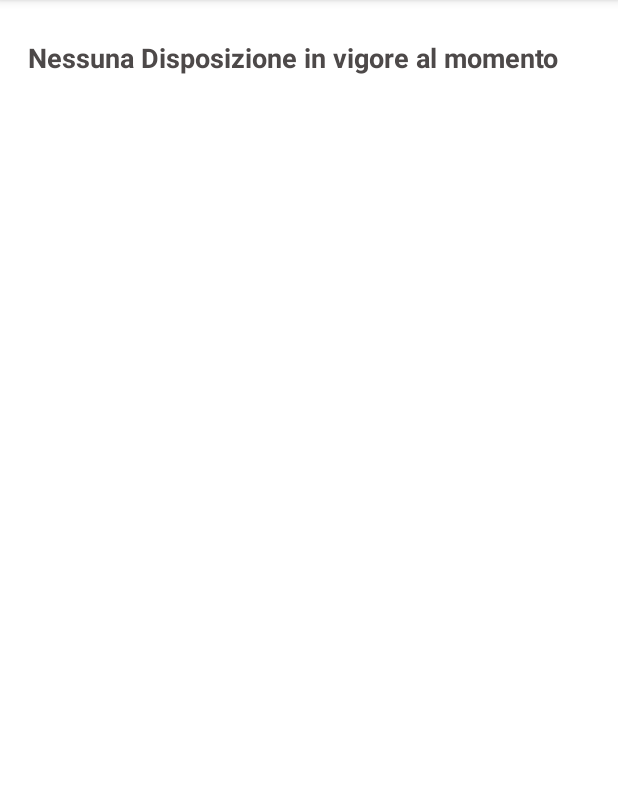
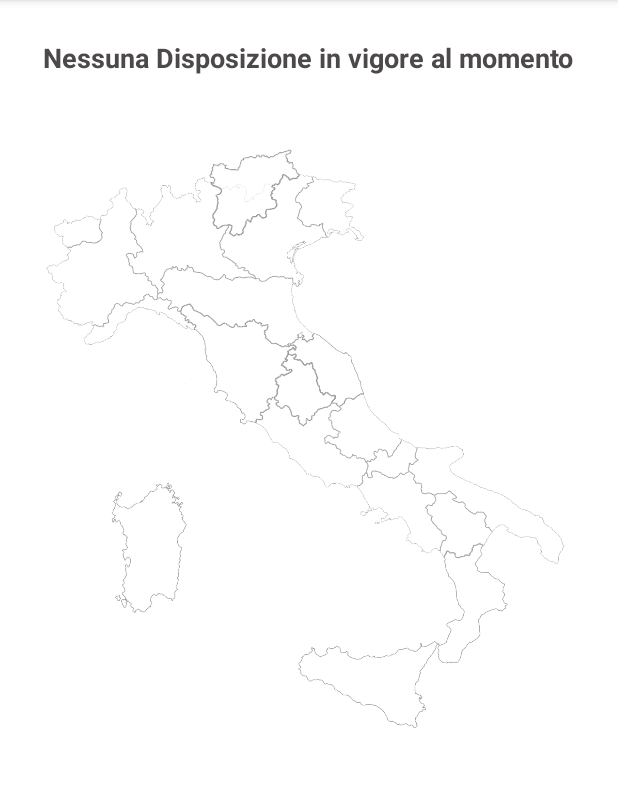
Before and after one commit to GianMen91/Italia-Zone-Alert, an Android app: the screen it shows after launch (MainActivity), on a phone screen of 412 x 824 dp, the part 84-871 px from its top. Run offline under Robolectric (Android 15) with nearby library versions, the phone set to English and light mode, and no system bars.

Commit message:
add minor improvements

```diff
--- a/app/build.gradle
+++ b/app/build.gradle
@@ -8,8 +8,8 @@ android {
         applicationId "project.org.italiazonealert"
         minSdkVersion 16
         targetSdkVersion 33
-        versionCode 11
-        versionName "2.1"
+        versionCode 12
+        versionName "2.2"
         multiDexEnabled true
         testInstrumentationRunner "androidx.test.runner.AndroidJUnitRunner"
         missingDimensionStrategy 'minApi', 'minApi18', 'minApi23'
--- a/app/src/main/java/project/org/italiazonealert/MainActivity.kt
+++ b/app/src/main/java/project/org/italiazonealert/MainActivity.kt
@@ -11,6 +11,7 @@ import android.view.MenuItem
 import android.view.View
 import android.webkit.JavascriptInterface
 import android.webkit.WebView
+import android.widget.ImageView
 import android.widget.TextView
 import android.widget.Toast
 import androidx.appcompat.app.AppCompatActivity
@@ -23,16 +24,19 @@ class MainActivity : AppCompatActivity() {
     private lateinit var progressDialog: ProgressDialog
     private lateinit var webView: WebView
     private lateinit var textRulesActive: TextView
-    private lateinit var textRulesNotActive: TextView
     private lateinit var lastupdate: String
+    private lateinit var imageView: ImageView
+
+
 
     @SuppressLint("SetJavaScriptEnabled", "AddJavascriptInterface")
     override fun onCreate(savedInstanceState: Bundle?) {
         super.onCreate(savedInstanceState)
         setContentView(R.layout.activity_main)
         webView = findViewById(R.id.webView)
+        imageView = findViewById(R.id.whiteMap)
+
         textRulesActive = findViewById(R.id.textRulesActive)
-        textRulesNotActive = findViewById(R.id.textRulesNotActive)
         val file = SaveDataOnDevice.readFromInternalStorage(applicationContext)
         if (isNetworkConnected) {
             map = ""
@@ -145,9 +149,10 @@ ${getString(R.string.fromDate)} $lastupdate)"""
                     "about:blank"
                 )
             }else{
-                textRulesActive.visibility = View.GONE
+                textRulesActive.text = applicationContext.getString(R.string.rules_not_available)
                 webView.visibility = View.GONE
-                textRulesNotActive.visibility = View.VISIBLE
+                imageView.visibility = View.VISIBLE
+
             }
 
         }
--- a/app/src/main/res/layout/activity_main.xml
+++ b/app/src/main/res/layout/activity_main.xml
@@ -5,24 +5,7 @@
     android:layout_height="fill_parent"
     xmlns:android="http://schemas.android.com/apk/res/android">
 
-    <TextView
-        android:id="@+id/textRulesNotActive"
-        android:visibility="gone"
-        android:layout_width="wrap_content"
-        android:layout_height="wrap_content"
-        android:text="@string/rules_not_available"
-        android:textAlignment="center"
-        android:layout_marginTop="26dp"
-        android:layout_gravity="center"
-        android:textSize="18sp"
-        android:textStyle="bold"
-        android:layout_marginLeft="10dp"
-        android:textColor="#4d4949"
-        android:layout_marginRight="20dp"
-        android:layout_marginBottom="26dp"
-        />
-
-    <TextView
+      <TextView
         android:id="@+id/textRulesActive"
         android:layout_width="wrap_content"
         android:layout_height="wrap_content"
@@ -32,11 +15,23 @@
         android:layout_gravity="center"
         android:textSize="18sp"
         android:textStyle="bold"
-        android:layout_marginLeft="10dp"
+        android:layout_marginLeft="20dp"
         android:textColor="#4d4949"
         android:layout_marginRight="20dp"
         android:layout_marginBottom="26dp"
         />
+
+    <ImageView
+        android:id="@+id/whiteMap"
+        android:visibility="gone"
+        android:layout_marginLeft="20dp"
+        android:layout_width="366dp"
+        android:layout_height="433dp"
+        android:alpha="0.4"
+        android:layout_centerInParent="true"
+        android:scaleType="fitXY"
+        android:src="@drawable/map_of_italy_without_covid" />
+
 
     <WebView android:id="@+id/webView"
         android:layout_width="match_parent"
```
